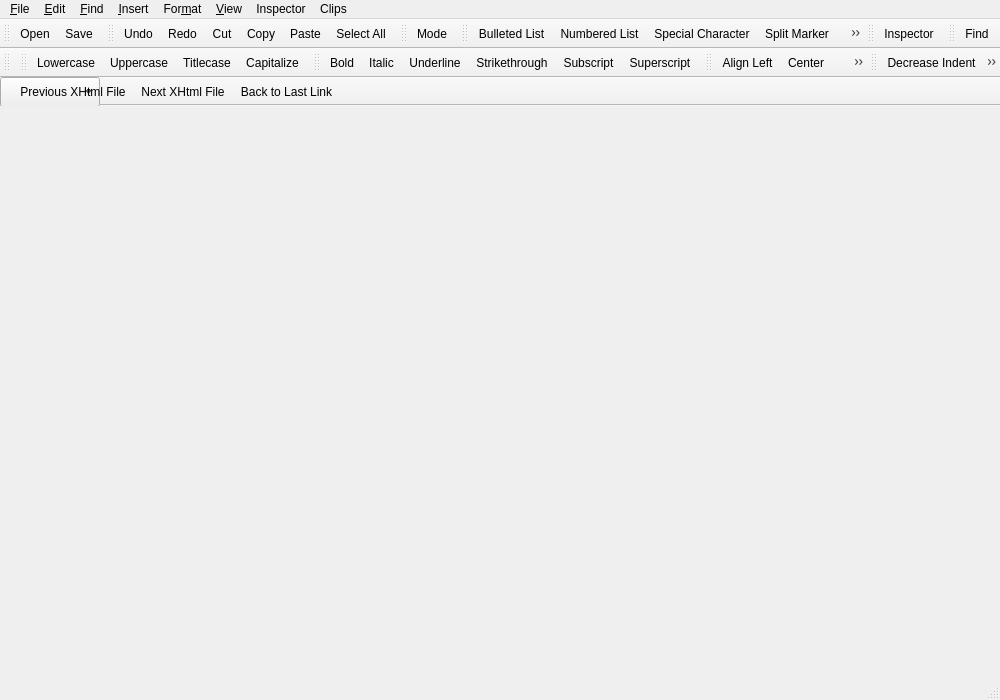
Qt form main.ui (Sigil-Ebook/PageEdit) before a commit.
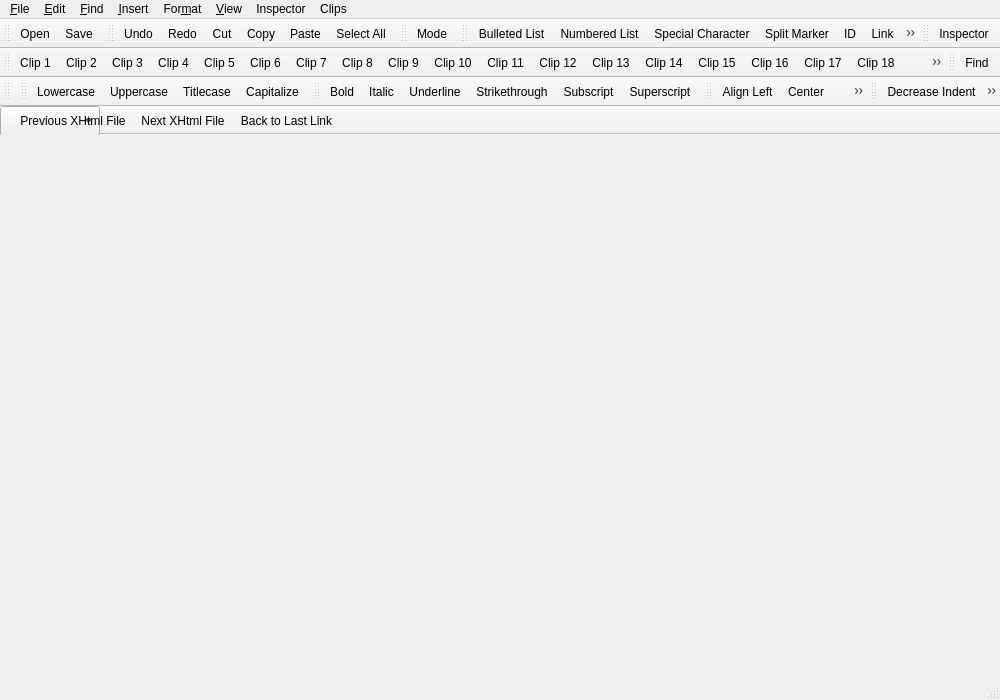
The same form after that commit. Icons and pictures are not drawn.

Commit message: add a Clips Toolbar

```diff
--- a/main.ui
+++ b/main.ui
@@ -266,6 +266,38 @@
    <addaction name="actionInspect"/>
   </widget>
 
+  <widget class="QToolBar" name="toolBarClips">
+   <property name="windowTitle">
+    <string>Clip Bar</string>
+   </property>
+   <attribute name="toolBarArea">
+    <enum>TopToolBarArea</enum>
+   </attribute>
+   <attribute name="toolBarBreak">
+    <bool>true</bool>
+   </attribute>
+   <addaction name="actionClip1"/>
+   <addaction name="actionClip2"/>
+   <addaction name="actionClip3"/>
+   <addaction name="actionClip4"/>
+   <addaction name="actionClip5"/>
+   <addaction name="actionClip6"/>
+   <addaction name="actionClip7"/>
+   <addaction name="actionClip8"/>
+   <addaction name="actionClip9"/>
+   <addaction name="actionClip10"/>
+   <addaction name="actionClip11"/>
+   <addaction name="actionClip12"/>
+   <addaction name="actionClip13"/>
+   <addaction name="actionClip14"/>
+   <addaction name="actionClip15"/>
+   <addaction name="actionClip16"/>
+   <addaction name="actionClip17"/>
+   <addaction name="actionClip18"/>
+   <addaction name="actionClip19"/>
+   <addaction name="actionClip20"/>
+  </widget>
+
   <widget class="QToolBar" name="toolBarFind">
    <property name="windowTitle">
     <string>Find</string>
@@ -1268,6 +1300,217 @@
    </property>
   </action>
 
+  <action name="actionClip1">
+   <property name="text">
+    <string>Clip &amp;1</string>
+   </property>
+   <property name="toolTip">
+    <string>Insert Clip 1</string>
+   </property>
+   <property name="shortcut">
+    <string>Ctrl+Alt+1</string>
+   </property>
+  </action>
+
+  <action name="actionClip2">
+   <property name="text">
+    <string>Clip &amp;2</string>
+   </property>
+   <property name="toolTip">
+    <string>Insert Clip 2</string>
+   </property>
+   <property name="shortcut">
+    <string>Ctrl+Alt+2</string>
+   </property>
+  </action>
+
+  <action name="actionClip3">
+   <property name="text">
+    <string>Clip &amp;3</string>
+   </property>
+   <property name="toolTip">
+    <string>Insert Clip 3</string>
+   </property>
+   <property name="shortcut">
+    <string>Ctrl+Alt+3</string>
+   </property>
+  </action>
+
+  <action name="actionClip4">
+   <property name="text">
+    <string>Clip &amp;4</string>
+   </property>
+   <property name="toolTip">
+    <string>Insert Clip 4</string>
+   </property>
+   <property name="shortcut">
+    <string>Ctrl+Alt+4</string>
+   </property>
+  </action>
+
+  <action name="actionClip5">
+   <property name="text">
+    <string>Clip &amp;5</string>
+   </property>
+   <property name="toolTip">
+    <string>Insert Clip 5</string>
+   </property>
+   <property name="shortcut">
+    <string>Ctrl+Alt+5</string>
+   </property>
+  </action>
+  
+  <action name="actionClip6">
+   <property name="text">
+    <string>Clip &amp;6</string>
+   </property>
+   <property name="toolTip">
+    <string>Insert Clip 6</string>
+   </property>
+   <property name="shortcut">
+    <string>Ctrl+Alt+6</string>
+   </property>
+  </action>
+  
+  <action name="actionClip7">
+   <property name="text">
+    <string>Clip &amp;7</string>
+   </property>
+   <property name="toolTip">
+    <string>Insert Clip 7</string>
+   </property>
+   <property name="shortcut">
+    <string>Ctrl+Alt+7</string>
+   </property>
+  </action>
+  
+  <action name="actionClip8">
+   <property name="text">
+    <string>Clip &amp;8</string>
+   </property>
+   <property name="toolTip">
+    <string>Insert Clip 8</string>
+   </property>
+   <property name="shortcut">
+    <string>Ctrl+Alt+8</string>
+   </property>
+  </action>
+  
+  <action name="actionClip9">
+   <property name="text">
+    <string>Clip &amp;9</string>
+   </property>
+   <property name="toolTip">
+    <string>Insert Clip 9</string>
+   </property>
+   <property name="shortcut">
+    <string>Ctrl+Alt+9</string>
+   </property>
+  </action>
+  
+  <action name="actionClip10">
+   <property name="text">
+    <string>Clip 1&amp;0</string>
+   </property>
+   <property name="toolTip">
+    <string>Insert Clip 10</string>
+   </property>
+   <property name="shortcut">
+    <string>Ctrl+Alt+0</string>
+   </property>
+  </action>
+  
+  <action name="actionClip11">
+   <property name="text">
+    <string>Clip 11</string>
+   </property>
+   <property name="toolTip">
+    <string>Insert Clip 11</string>
+   </property>
+  </action>
+  
+  <action name="actionClip12">
+   <property name="text">
+    <string>Clip 12</string>
+   </property>
+   <property name="toolTip">
+    <string>Insert Clip 12</string>
+   </property>
+  </action>
+  
+  <action name="actionClip13">
+   <property name="text">
+    <string>Clip 13</string>
+   </property>
+   <property name="toolTip">
+    <string>Insert Clip 13</string>
+   </property>
+  </action>
+  
+  <action name="actionClip14">
+   <property name="text">
+    <string>Clip 14</string>
+   </property>
+   <property name="toolTip">
+    <string>Insert Clip 14</string>
+   </property>
+  </action>
+  
+  <action name="actionClip15">
+   <property name="text">
+    <string>Clip 15</string>
+   </property>
+   <property name="toolTip">
+    <string>Insert Clip 15</string>
+   </property>
+  </action>
+  
+  <action name="actionClip16">
+   <property name="text">
+    <string>Clip 16</string>
+   </property>
+   <property name="toolTip">
+    <string>Insert Clip 16</string>
+   </property>
+  </action>
+  
+  <action name="actionClip17">
+   <property name="text">
+    <string>Clip 17</string>
+   </property>
+   <property name="toolTip">
+    <string>Insert Clip 17</string>
+   </property>
+  </action>
+  
+  <action name="actionClip18">
+   <property name="text">
+    <string>Clip 18</string>
+   </property>
+   <property name="toolTip">
+    <string>Insert Clip 18</string>
+   </property>
+  </action>
+  
+  <action name="actionClip19">
+   <property name="text">
+    <string>Clip 19</string>
+   </property>
+   <property name="toolTip">
+    <string>Insert Clip 19</string>
+   </property>
+  </action>
+  
+  <action name="actionClip20">
+   <property name="text">
+    <string>Clip 20</string>
+   </property>
+   <property name="toolTip">
+    <string>Insert Clip 20</string>
+   </property>
+  </action>
+
+  
  </widget>
  <resources>
   <include location="./icons/icons.qrc"/>
```
Left out of the diff: 15 changed lines with no effect on the pictures. The commit also changes 4 other files.
